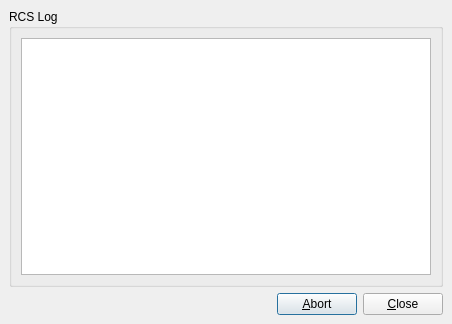
Old version of the form ui/rcslogform.ui in the repository phoenix741/xinx.
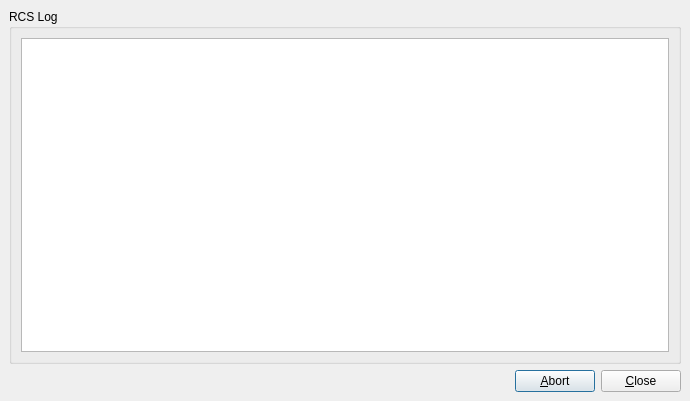
New version of the form. Icons and pictures are not drawn.

```diff
--- a/ui/rcslogform.ui
+++ b/ui/rcslogform.ui
@@ -5,8 +5,8 @@
    <rect>
     <x>0</x>
     <y>0</y>
-    <width>452</width>
-    <height>324</height>
+    <width>690</width>
+    <height>401</height>
    </rect>
   </property>
   <property name="windowTitle" >
```
